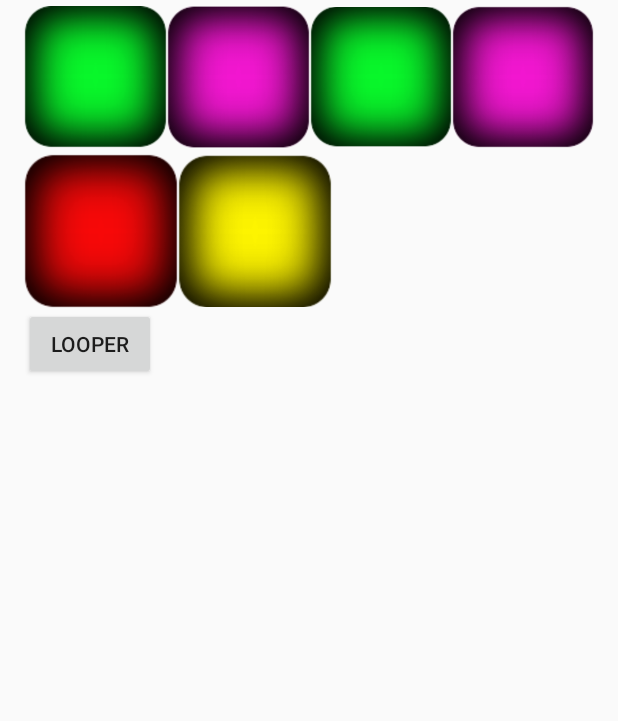
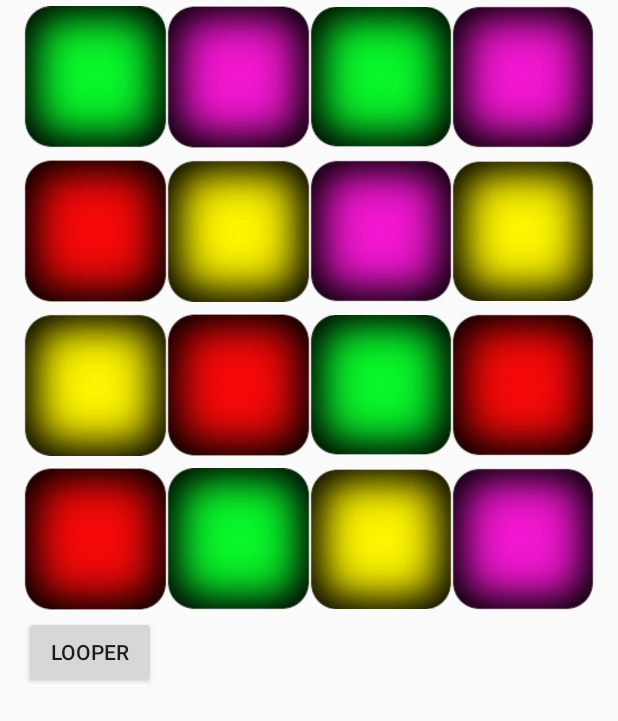
Before and after one commit to gnyrfta/MusicPad, an Android app: the screen it shows after launch (Pad), after a tap on "PLAY", on a phone screen of 412 x 824 dp. Shown: the top 721 px of the screen. Run offline under Robolectric (Android 15) with nearby library versions, the phone set to English and light mode, and no system bars.

Commit message:
16 buttons in UI

```diff
--- a/app/src/main/java/com/gnyrfta/musicpad/Pad.java
+++ b/app/src/main/java/com/gnyrfta/musicpad/Pad.java
@@ -18,6 +18,17 @@ public class Pad extends MultiTouchActivity {
 	public static int soundIdFour=0;
 	public static int soundIdFive=0;
 	public static int soundIdSix=0;
+	public static int soundIdSeven=0;
+	public static int soundIdEight=0;
+	public static int soundIdNine=0;
+	public static int soundIdTen=0;
+	public static int soundIdEleven=0;
+	public static int soundIdTwelve=0;
+	public static int soundIdThirteen=0;
+	public static int soundIdFourteen=0;
+	public static int soundIdFifteen=0;
+	public static int soundIdSixteen=0;
+
 	int soundIdTest=0;
 	int soundIdTest2=0;
 	@Override
@@ -63,6 +74,16 @@ public class Pad extends MultiTouchActivity {
 		soundIdFour = mSoundPoolHelper.load(this, R.raw.stick_drum,2);
 		soundIdFive = mSoundPoolHelper.load(this,R.raw.cymbal,2);
 		soundIdSix = mSoundPoolHelper.load(this,R.raw.hihat_opn,2);
+		soundIdSeven = mSoundPoolHelper.load(this,R.raw.cymbal,2);
+		soundIdEight = mSoundPoolHelper.load(this,R.raw.claps,2);
+		soundIdNine = mSoundPoolHelper.load(this,R.raw.cow_bell,2);
+		soundIdTen = mSoundPoolHelper.load(this,R.raw.hihat_opn,2);
+		soundIdEleven = mSoundPoolHelper.load(this,R.raw.kick_drum,2);
+		soundIdTwelve = mSoundPoolHelper.load(this,R.raw.claps,2);
+		soundIdThirteen = mSoundPoolHelper.load(this,R.raw.kick_drum,2);
+		soundIdFourteen = mSoundPoolHelper.load(this,R.raw.cow_bell,2);
+		soundIdFifteen = mSoundPoolHelper.load(this,R.raw.snar_drum,2);
+		soundIdSixteen = mSoundPoolHelper.load(this,R.raw.claps,2);
 
 		//soundIdUL = mSoundPoolHelper.load(this, R.raw.c,2);
 		//soundIdUR = mSoundPoolHelper.load(this,R.raw.d,2);
@@ -89,6 +110,31 @@ public class Pad extends MultiTouchActivity {
 		final TestButton buttonSix = (TestButton) findViewById(R.id.padSix);
 		buttonSix.setSoundId(soundIdSix);
 
+		final TestButton buttonSeven = (TestButton) findViewById(R.id.padSeven);
+		buttonSeven.setSoundId(soundIdSeven);
+
+		final TestButton buttonEight = (TestButton) findViewById(R.id.padEight);
+		buttonEight.setSoundId(soundIdEight);
+
+		final TestButton buttonNine = (TestButton) findViewById(R.id.padNine);
+		buttonNine.setSoundId(soundIdNine);
+
+		final TestButton buttonTen = (TestButton) findViewById(R.id.padTen);
+		buttonTen.setSoundId(soundIdTen);
+
+		final TestButton buttonEleven = (TestButton) findViewById(R.id.padEleven);
+		buttonEleven.setSoundId(soundIdEleven);
+		final TestButton buttonTwelve = (TestButton) findViewById(R.id.padTwelve);
+		buttonTwelve.setSoundId(soundIdTwelve);
+		final TestButton buttonThirteen = (TestButton) findViewById(R.id.padThirteen);
+		buttonThirteen.setSoundId(soundIdThirteen);
+		final TestButton buttonFourteen = (TestButton) findViewById(R.id.padFourteen);
+		buttonFourteen.setSoundId(soundIdFourteen);
+		final TestButton buttonFifteen = (TestButton) findViewById(R.id.padFifteen);
+		buttonFifteen.setSoundId(soundIdFifteen);
+		final TestButton buttonSixteen = (TestButton) findViewById(R.id.padSixteen);
+		buttonSixteen.setSoundId(soundIdSixteen);
+
 		int buttonSize = (int)(width/4);
 
 		buttonOne.requestLayout();
@@ -114,6 +160,46 @@ public class Pad extends MultiTouchActivity {
 		buttonSix.requestLayout();
 		buttonSix.getLayoutParams().width=buttonSize;
 		buttonSix.getLayoutParams().height=buttonSize;
+
+		buttonSeven.requestLayout();
+		buttonSeven.getLayoutParams().width=buttonSize;
+		buttonSeven.getLayoutParams().height=buttonSize;
+
+		buttonEight.requestLayout();
+		buttonEight.getLayoutParams().width=buttonSize;
+		buttonEight.getLayoutParams().height=buttonSize;
+
+		buttonNine.requestLayout();
+		buttonNine.getLayoutParams().width=buttonSize;
+		buttonNine.getLayoutParams().height=buttonSize;
+
+		buttonTen.requestLayout();
+		buttonTen.getLayoutParams().width=buttonSize;
+		buttonTen.getLayoutParams().height=buttonSize;
+
+		buttonEleven.requestLayout();
+		buttonEleven.getLayoutParams().width=buttonSize;
+		buttonEleven.getLayoutParams().height=buttonSize;
+
+		buttonTwelve.requestLayout();
+		buttonTwelve.getLayoutParams().width=buttonSize;
+		buttonTwelve.getLayoutParams().height=buttonSize;
+
+		buttonThirteen.requestLayout();
+		buttonThirteen.getLayoutParams().width=buttonSize;
+		buttonThirteen.getLayoutParams().height=buttonSize;
+
+		buttonFourteen.requestLayout();
+		buttonFourteen.getLayoutParams().width=buttonSize;
+		buttonFourteen.getLayoutParams().height=buttonSize;
+
+		buttonFifteen.requestLayout();
+		buttonFifteen.getLayoutParams().width=buttonSize;
+		buttonFifteen.getLayoutParams().height=buttonSize;
+
+		buttonSixteen.requestLayout();
+		buttonSixteen.getLayoutParams().width=buttonSize;
+		buttonSixteen.getLayoutParams().height=buttonSize;
 
 		final Button looper = (Button) findViewById(R.id.looper);
 		looper.setOnClickListener(new View.OnClickListener() {
--- a/app/src/main/res/layout/pad_layout_2.xml
+++ b/app/src/main/res/layout/pad_layout_2.xml
@@ -51,7 +51,7 @@
     </LinearLayout>
 
     <LinearLayout
-    android:weightSum="2"
+    android:weightSum="4"
     android:orientation="horizontal"
     android:layout_width="wrap_content"
     android:layout_height="wrap_content"
@@ -75,7 +75,116 @@
     android:src="@drawable/yellow_square_button"
     android:background="@android:color/transparent"
     android:layout_weight="1"/>
+    <com.gnyrfta.musicpad.TestButton
+        android:id="@+id/padSeven"
+        android:layout_width="wrap_content"
+        android:layout_height="wrap_content"
+        android:adjustViewBounds="true"
+        android:scaleType="fitCenter"
+        android:src="@drawable/purple_square_button"
+        android:background="@android:color/transparent"
+        android:layout_weight="1"/>
+    <com.gnyrfta.musicpad.TestButton
+        android:id="@+id/padEight"
+        android:layout_width="wrap_content"
+        android:layout_height="wrap_content"
+        android:adjustViewBounds="true"
+        android:scaleType="fitCenter"
+        android:src="@drawable/yellow_square_button"
+        android:background="@android:color/transparent"
+        android:layout_weight="1"/>
     </LinearLayout>
+
+    <LinearLayout
+        android:weightSum="4"
+        android:orientation="horizontal"
+        android:layout_width="wrap_content"
+        android:layout_height="wrap_content"
+        android:layout_weight="1" >
+        <com.gnyrfta.musicpad.TestButton
+            android:id="@+id/padNine"
+            android:layout_width="wrap_content"
+            android:layout_height="wrap_content"
+            android:adjustViewBounds="true"
+            android:scaleType="fitCenter"
+            android:src="@drawable/yellow_square_button"
+            android:background="@android:color/transparent"
+            android:layout_weight="1"
+            />
+        <com.gnyrfta.musicpad.TestButton
+            android:id="@+id/padTen"
+            android:layout_width="wrap_content"
+            android:layout_height="wrap_content"
+            android:adjustViewBounds="true"
+            android:scaleType="fitCenter"
+            android:src="@drawable/red_square_button"
+            android:background="@android:color/transparent"
+            android:layout_weight="1"/>
+        <com.gnyrfta.musicpad.TestButton
+            android:id="@+id/padEleven"
+            android:layout_width="wrap_content"
+            android:layout_height="wrap_content"
+            android:adjustViewBounds="true"
+            android:scaleType="fitCenter"
+            android:src="@drawable/green_square_button"
+            android:background="@android:color/transparent"
+            android:layout_weight="1"/>
+        <com.gnyrfta.musicpad.TestButton
+            android:id="@+id/padTwelve"
+            android:layout_width="wrap_content"
+            android:layout_height="wrap_content"
+            android:adjustViewBounds="true"
+            android:scaleType="fitCenter"
+            android:src="@drawable/red_square_button"
+            android:background="@android:color/transparent"
+            android:layout_weight="1"/>
+    </LinearLayout>
+
+    <LinearLayout
+        android:weightSum="4"
+        android:orientation="horizontal"
+        android:layout_width="wrap_content"
+        android:layout_height="wrap_content"
+        android:layout_weight="1" >
+        <com.gnyrfta.musicpad.TestButton
+            android:id="@+id/padThirteen"
+            android:layout_width="wrap_content"
+            android:layout_height="wrap_content"
+            android:adjustViewBounds="true"
+            android:scaleType="fitCenter"
+            android:src="@drawable/red_square_button"
+            android:background="@android:color/transparent"
+            android:layout_weight="1"
+            />
+        <com.gnyrfta.musicpad.TestButton
+            android:id="@+id/padFourteen"
+            android:layout_width="wrap_content"
+            android:layout_height="wrap_content"
+            android:adjustViewBounds="true"
+            android:scaleType="fitCenter"
+            android:src="@drawable/green_square_button"
+            android:background="@android:color/transparent"
+            android:layout_weight="1"/>
+        <com.gnyrfta.musicpad.TestButton
+            android:id="@+id/padFifteen"
+            android:layout_width="wrap_content"
+            android:layout_height="wrap_content"
+            android:adjustViewBounds="true"
+            android:scaleType="fitCenter"
+            android:src="@drawable/yellow_square_button"
+            android:background="@android:color/transparent"
+            android:layout_weight="1"/>
+        <com.gnyrfta.musicpad.TestButton
+            android:id="@+id/padSixteen"
+            android:layout_width="wrap_content"
+            android:layout_height="wrap_content"
+            android:adjustViewBounds="true"
+            android:scaleType="fitCenter"
+            android:src="@drawable/purple_square_button"
+            android:background="@android:color/transparent"
+            android:layout_weight="1"/>
+    </LinearLayout>
+
         <LinearLayout
     android:weightSum="2"
     android:orientation="horizontal"
```
Also changed, not shown: 25 other files.
